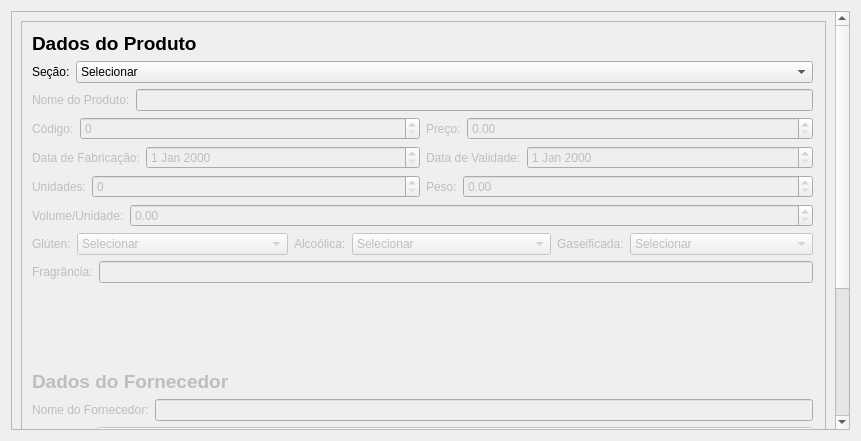
First picture: the form in Projeto 3/Teste/Teste_Taylor/cadastro.ui, repository Rodrigo-P-Nascimento/Qt-DRUD, before the edit.
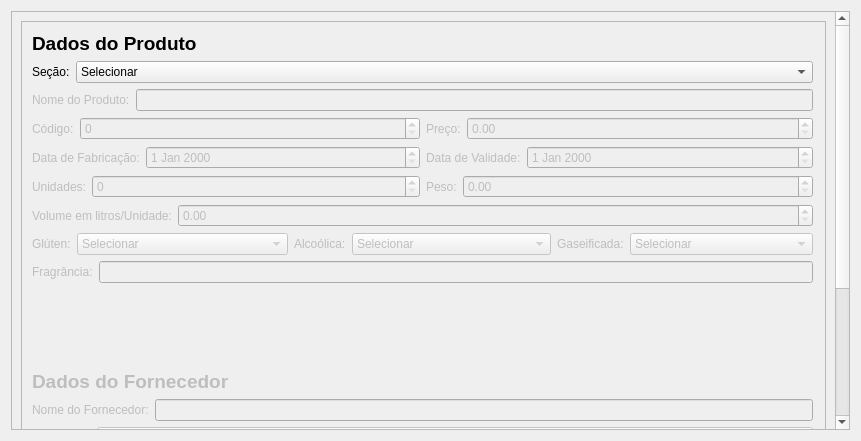
Second picture: the form after the edit.

Commit message: Up Cadastro FULL

Diff of the .ui file:
```diff
--- a/Projeto 3/Teste/Teste_Taylor/cadastro.ui
+++ b/Projeto 3/Teste/Teste_Taylor/cadastro.ui
@@ -24,7 +24,7 @@
        <rect>
         <x>0</x>
         <y>0</y>
-        <width>824</width>
+        <width>827</width>
         <height>618</height>
        </rect>
       </property>
@@ -45,7 +45,7 @@
            <rect>
             <x>0</x>
             <y>0</y>
-            <width>804</width>
+            <width>807</width>
             <height>598</height>
            </rect>
           </property>
@@ -291,7 +291,7 @@
                  <bool>false</bool>
                 </property>
                 <property name="text">
-                 <string>Volume/Unidade:</string>
+                 <string>Volume em litros/Unidade:</string>
                 </property>
                </widget>
               </item>
@@ -300,6 +300,12 @@
                 <property name="enabled">
                  <bool>false</bool>
                 </property>
+                <property name="decimals">
+                 <number>2</number>
+                </property>
+                <property name="maximum">
+                 <double>100.000000000000000</double>
+                </property>
                </widget>
               </item>
              </layout>
```
The commit also changes 21 other files.
